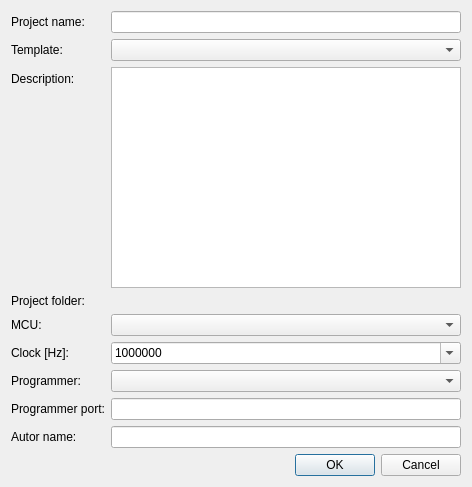
Old version of the form newprojectdialog.ui in the repository PawelJanik/ucDevelop.
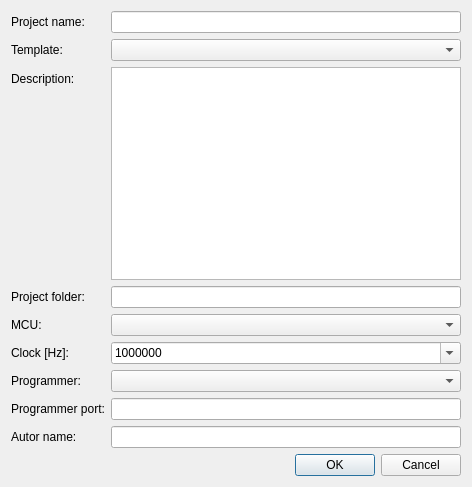
New version of the form. Icons and pictures are not drawn. Custom widgets are drawn as their Qt base class.

Diff of the .ui file:
```diff
--- a/newprojectdialog.ui
+++ b/newprojectdialog.ui
@@ -87,16 +87,6 @@
      </property>
     </widget>
    </item>
-   <item row="5" column="1">
-    <widget class="KUrlRequester" name="pathToProjectRequister">
-     <property name="mode">
-      <set>KFile::Directory|KFile::ExistingOnly|KFile::LocalOnly</set>
-     </property>
-     <property name="acceptMode">
-      <enum>QFileDialog::AcceptSave</enum>
-     </property>
-    </widget>
-   </item>
    <item row="7" column="0">
     <widget class="QLabel" name="label_3">
      <property name="text">
@@ -205,15 +195,11 @@
      </item>
     </widget>
    </item>
+   <item row="5" column="1">
+    <widget class="QLineEdit" name="pathToProjectEdit"/>
+   </item>
   </layout>
  </widget>
- <customwidgets>
-  <customwidget>
-   <class>KUrlRequester</class>
-   <extends>QWidget</extends>
-   <header>kurlrequester.h</header>
-  </customwidget>
- </customwidgets>
  <resources/>
  <connections/>
 </ui>
```
